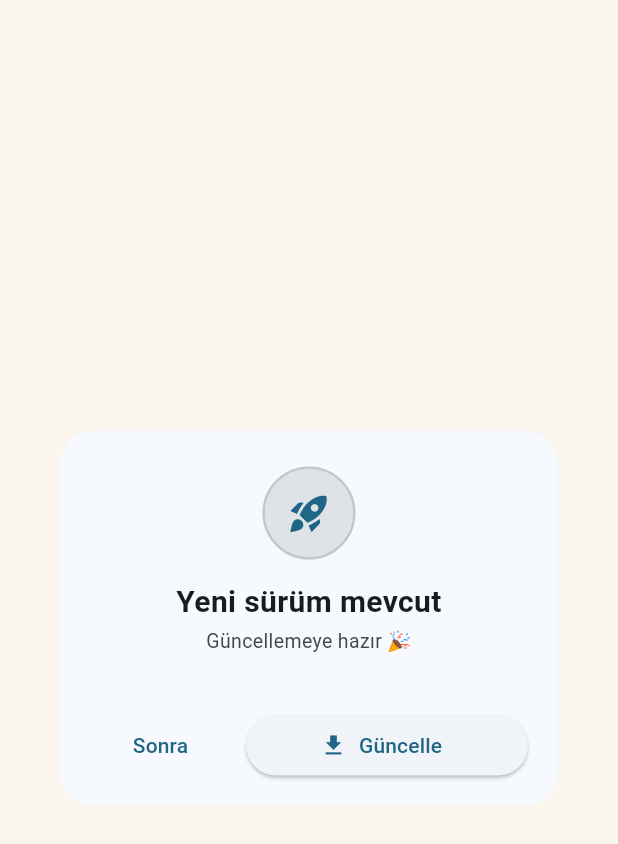
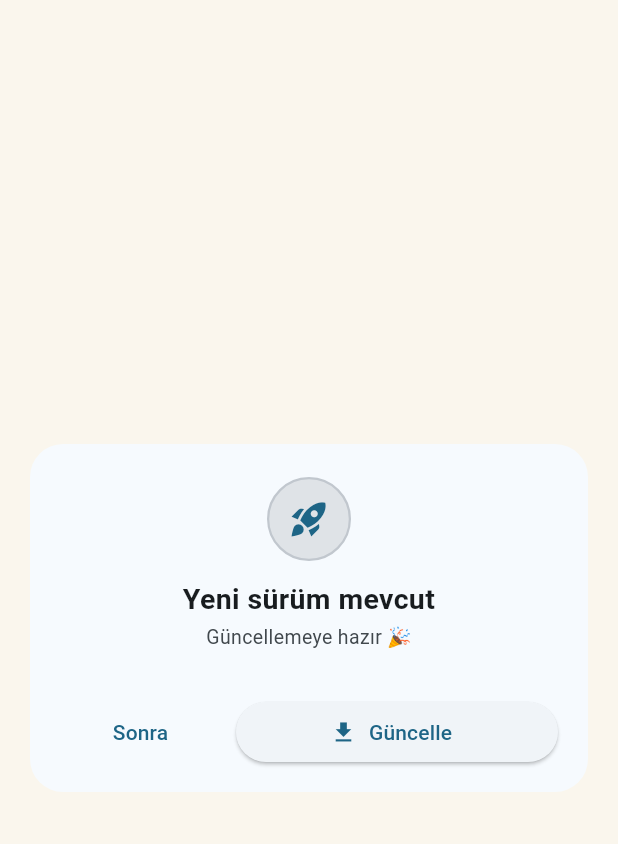
Before and after one commit to enmiraakilinc/News, a Flutter app: the UpdateDialog widget shown alone on an empty page, opened directly with empty values, on a phone screen of 412 x 824 dp. Shown: the top 844 px of the screen. Run offline on Flutter 3.47's test engine with Material 3 defaults, Android fonts, the phone set to English and light mode, and no system bars; our stand-ins replace audioplayers, camera, cloud_firestore, file_picker, firebase_auth, firebase_core and 10 more; missing offline and left inert: cloud_firestore_platform_interface, encrypt, flutter_webrtc, gal, record, workmanager; accounts and stored records are empty; network calls fail.

Commit message:
Fix update dialog scrolling and touch bounds in v1.16.18

```diff
--- a/flutter_application_1/lib/features/updates/update_check_tile.dart
+++ b/flutter_application_1/lib/features/updates/update_check_tile.dart
@@ -20,6 +20,7 @@ class _UpdateCheckTileState extends State<UpdateCheckTile> {
     if (_available != null) {
       await showDialog<void>(
         context: context,
+        barrierDismissible: false,
         builder: (_) => UpdateDialog(info: _available!),
       );
       return;
--- a/flutter_application_1/lib/features/updates/update_dialog.dart
+++ b/flutter_application_1/lib/features/updates/update_dialog.dart
@@ -8,9 +8,6 @@ import 'update_service.dart';
 import 'package:firebase_auth/firebase_auth.dart';
 import 'package:crypto/crypto.dart';
 
-/// "Yeni sürüm var" penceresi. Güncelle'ye basınca APK'yı uygulama içinde
-/// ilerleme çubuğuyla indirir; inince Android kurulum ekranını doğrudan açar
-/// (tarayıcıya gitmeye gerek yok).
 class UpdateDialog extends StatefulWidget {
   final UpdateInfo info;
   const UpdateDialog({super.key, required this.info});
@@ -21,17 +18,18 @@ class UpdateDialog extends StatefulWidget {
 
 class _UpdateDialogState extends State<UpdateDialog> {
   bool _downloading = false;
-  double _progress = 0; // 0..1
+  double _progress = 0;
   int _receivedMB = 0;
   int _totalMB = 0;
+  String? _errorText;
 
   Future<void> _download() async {
-    final messenger = ScaffoldMessenger.of(context);
     setState(() {
       _downloading = true;
       _progress = 0;
       _receivedMB = 0;
       _totalMB = 0;
+      _errorText = null;
     });
     try {
       final dir = await getTemporaryDirectory();
@@ -85,7 +83,6 @@ class _UpdateDialogState extends State<UpdateDialog> {
         client.close();
       }
 
-      // Kurulum ekranını doğrudan aç.
       final res = await OpenFilex.open(
         file.path,
         type: 'application/vnd.android.package-archive',
@@ -96,14 +93,10 @@ class _UpdateDialogState extends State<UpdateDialog> {
       if (mounted) Navigator.pop(context, true);
     } catch (e) {
       if (!mounted) return;
-      setState(() => _downloading = false);
-      messenger.showSnackBar(
-        SnackBar(
-          content: Text(
-            "Güncelleme inemedi: ${e.toString().replaceFirst('Exception: ', '')}",
-          ),
-        ),
-      );
+      setState(() {
+        _downloading = false;
+        _errorText = 'Güncelleme inemedi: ${e.toString().replaceFirst("Exception: ", "")}';
+      });
     }
   }
 
@@ -111,21 +104,20 @@ class _UpdateDialogState extends State<UpdateDialog> {
   Widget build(BuildContext context) {
     final info = widget.info;
     final colors = Theme.of(context).colorScheme;
-    // İndirme sırasında geri tuşuyla kapatmayı engelle.
     return PopScope(
       canPop: !_downloading,
       child: Dialog(
         backgroundColor: colors.surface,
+        insetPadding: const EdgeInsets.symmetric(horizontal: 20, vertical: 24),
         shape: RoundedRectangleBorder(borderRadius: BorderRadius.circular(22)),
-        child: Padding(
-          padding: const EdgeInsets.fromLTRB(20, 24, 20, 16),
+        child: SingleChildScrollView(
+          padding: const EdgeInsets.fromLTRB(20, 22, 20, 16),
           child: Column(
             mainAxisSize: MainAxisSize.min,
             children: [
-              // Üst ikon
               Container(
-                width: 62,
-                height: 62,
+                width: 56,
+                height: 56,
                 decoration: BoxDecoration(
                   color: colors.surfaceContainerHighest,
                   shape: BoxShape.circle,
@@ -134,31 +126,29 @@ class _UpdateDialogState extends State<UpdateDialog> {
                 child: Icon(
                   Icons.rocket_launch,
                   color: colors.primary,
-                  size: 30,
+                  size: 28,
                 ),
               ),
-              const SizedBox(height: 14),
+              const SizedBox(height: 12),
               Text(
                 info.rollback
-                    ? "Kararlı sürüme geri dönmeniz gerekiyor"
+                    ? 'Kararlı sürüme geri dönmeniz gerekiyor'
                     : info.name.isEmpty
-                    ? "Yeni sürüm mevcut"
-                    : "Yeni sürüm ${info.name}",
+                    ? 'Yeni sürüm mevcut'
+                    : 'Yeni sürüm ${info.name}',
                 style: TextStyle(
                   color: colors.onSurface,
-                  fontSize: 20,
+                  fontSize: 19,
                   fontWeight: FontWeight.bold,
                 ),
                 textAlign: TextAlign.center,
               ),
               const SizedBox(height: 2),
               Text(
-                "Güncellemeye hazır 🎉",
+                'Güncellemeye hazır 🎉',
                 style: TextStyle(color: colors.onSurfaceVariant, fontSize: 13),
               ),
-              const SizedBox(height: 18),
-
-              // Changelog kartı
+              const SizedBox(height: 14),
               if (info.notes.trim().isNotEmpty)
                 Container(
                   width: double.infinity,
@@ -168,17 +158,27 @@ class _UpdateDialogState extends State<UpdateDialog> {
                     borderRadius: BorderRadius.circular(14),
                     border: Border.all(color: colors.outlineVariant),
                   ),
-                  child: SingleChildScrollView(
-                    child: Column(
+                  child: Column(
                     crossAxisAlignment: CrossAxisAlignment.start,
                     children: _buildNotes(info.notes),
-                    ),
                   ),
                 ),
-
-              const SizedBox(height: 18),
-
-              // İndirme durumu ya da butonlar
+              if (_errorText != null) ...[
+                const SizedBox(height: 12),
+                Container(
+                  width: double.infinity,
+                  padding: const EdgeInsets.all(10),
+                  decoration: BoxDecoration(
+                    color: colors.errorContainer,
+                    borderRadius: BorderRadius.circular(10),
+                  ),
+                  child: Text(
+                    _errorText!,
+                    style: TextStyle(color: colors.onErrorContainer, fontSize: 12),
+                  ),
+                ),
+              ],
+              const SizedBox(height: 16),
               if (_downloading) ...[
                 ClipRRect(
                   borderRadius: BorderRadius.circular(8),
@@ -192,9 +192,9 @@ class _UpdateDialogState extends State<UpdateDialog> {
                 const SizedBox(height: 8),
                 Text(
                   _progress > 0
-                      ? "İndiriliyor… %${(_progress * 100).toStringAsFixed(0)}"
-                            "${_totalMB > 0 ? '  ($_receivedMB/$_totalMB MB)' : ''}"
-                      : "İndiriliyor…",
+                      ? 'İndiriliyor… %${(_progress * 100).toStringAsFixed(0)}'
+                            '${_totalMB > 0 ? "  ($_receivedMB/$_totalMB MB)" : ""}'
+                      : 'İndiriliyor…',
                   style: TextStyle(
                     fontSize: 12,
                     color: colors.onSurfaceVariant,
@@ -206,7 +206,7 @@ class _UpdateDialogState extends State<UpdateDialog> {
                     Expanded(
                       child: TextButton(
                         onPressed: () => Navigator.pop(context, false),
-                        child: const Text("Sonra"),
+                        child: const Text('Sonra'),
                       ),
                     ),
                     const SizedBox(width: 10),
@@ -215,7 +215,7 @@ class _UpdateDialogState extends State<UpdateDialog> {
                       child: ElevatedButton.icon(
                         onPressed: _download,
                         icon: const Icon(Icons.download, size: 18),
-                        label: const Text("Güncelle"),
+                        label: const Text('Güncelle'),
                       ),
                     ),
                   ],
@@ -227,11 +227,10 @@ class _UpdateDialogState extends State<UpdateDialog> {
     );
   }
 
-  /// Notları güzel biçimlendirir: "•" ile başlayan satırlar tikli madde,
-  /// diğerleri (örn "Yenilikler:") başlık.
   List<Widget> _buildNotes(String notes) {
     final colors = Theme.of(context).colorScheme;
-    final lines = notes.split('\n').where((l) => l.trim().isNotEmpty).toList();
+    final lines = notes.split('
+').where((l) => l.trim().isNotEmpty).toList();
     return lines.map((line) {
       final t = line.trim();
       if (t.startsWith('•') || t.startsWith('-')) {
@@ -242,7 +241,7 @@ class _UpdateDialogState extends State<UpdateDialog> {
             crossAxisAlignment: CrossAxisAlignment.start,
             children: [
               Padding(
-                padding: EdgeInsets.only(top: 2, right: 8),
+                padding: const EdgeInsets.only(top: 2, right: 8),
                 child: Icon(
                   Icons.check_circle,
                   size: 15,
```
